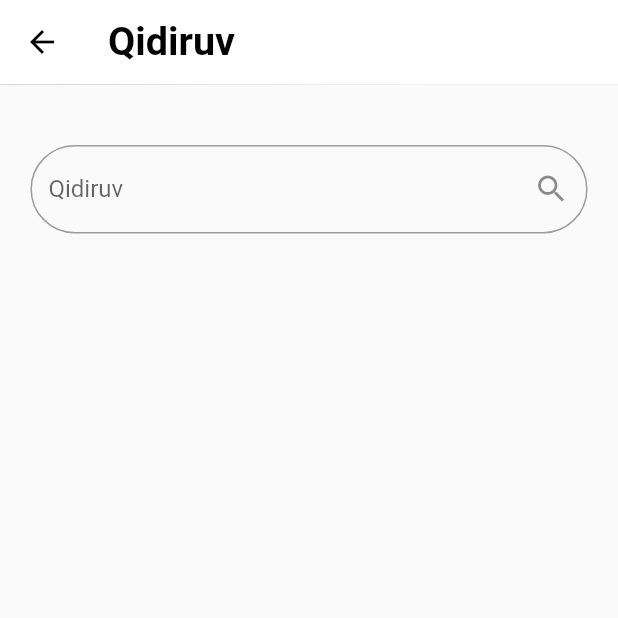
After one commit to said8811/registon, a Flutter app: the SearchTeacher screen opened by its route, on a phone screen of 412 x 824 dp, the top half of it. The commit adds this screen. Run offline on Flutter 3.47's test engine with Material 2 defaults, Android fonts, the phone set to English and light mode, and no system bars; our stand-ins replace bloc, carousel_slider, dio, easy_localization, equatable, flutter_bloc and 7 more; accounts and stored records are empty; network calls fail.

Commit message:
few changes

```diff
--- a/lib/data/repository/login_repo/login_repository.dart
+++ b/lib/data/repository/login_repo/login_repository.dart
@@ -1,10 +1,10 @@
 import 'package:registon/data/api/login_api_service/login_api_service.dart';
 import 'package:registon/data/models/app_response/app_response.dart';
 
-import '../../get_it.dart';
-
 class LoginRepository {
+  LoginRepository({required this.apiService});
+  LoginApiService apiService;
   Future<AppResponse> loginStudent(
           String user, String phone, String password) async =>
-      await getIt<LoginApiService>().loginRequest(user, phone, password);
+      apiService.loginRequest(user, phone, password);
 }
--- a/lib/main.dart
+++ b/lib/main.dart
@@ -26,7 +26,8 @@ void main() {
   );
   runApp(MultiBlocProvider(providers: [
     BlocProvider(
-      create: (context) => LoginCubit(repository: LoginRepository()),
+      create: (context) => LoginCubit(
+          repository: LoginRepository(apiService: LoginApiService())),
     ),
     BlocProvider(create: (context) => TabBoxCubit()),
     BlocProvider(
--- a/lib/screens/app_router.dart
+++ b/lib/screens/app_router.dart
@@ -1,6 +1,7 @@
 import 'package:flutter/material.dart';
 import 'package:registon/screens/login/login.dart';
 import 'package:registon/screens/on_boarding/on_boarding.dart';
+import 'package:registon/screens/search/search_teacher.dart';
 import 'package:registon/screens/splash/splash.dart';
 import 'package:registon/screens/tab_box/home/home_page.dart';
 import 'package:registon/screens/tab_box/profile/update_profile_screen.dart';
@@ -16,6 +17,7 @@ abstract class RouteName {
   static const profile = '/profile';
   static const home = '/home';
   static const noInternet = '/noInternet';
+  static const searchTeacher = '/searchTeacher';
   static const updateUser = '/updateUser';
   static const tabBoxStudent = '/tabBoxStudent';
   static const studentUpdate = '/studentUpdate';
@@ -32,6 +34,8 @@ class AppRoutes {
         return MaterialPageRoute(builder: (_) => const HomePage());
       case RouteName.login:
         return MaterialPageRoute(builder: (_) => const LoginPage());
+      case RouteName.searchTeacher:
+        return MaterialPageRoute(builder: (_) => const SearchTeacher());
       case RouteName.profile:
         return MaterialPageRoute(builder: (_) => const StudentProfileScreen());
       case RouteName.tabBoxStudent:
--- a/lib/screens/login/login.dart
+++ b/lib/screens/login/login.dart
@@ -213,7 +213,7 @@ class _LoginPageState extends State<LoginPage> {
                     onTap: () {
                       context.read<LoginCubit>().login(
                             index == 0 ? "teacher" : "student",
-                            "+${phoneController.text.trim()}",
+                            phoneController.text.trim(),
                             passwordController.text.trim(),
                           );
                     },
--- /dev/null
+++ b/lib/screens/search/search_teacher.dart
@@ -0,0 +1,42 @@
+import 'package:flutter/material.dart';
+import 'package:flutter/src/widgets/framework.dart';
+import 'package:flutter/src/widgets/placeholder.dart';
+import 'package:flutter_screenutil/flutter_screenutil.dart';
+
+class SearchTeacher extends StatefulWidget {
+  const SearchTeacher({super.key});
+
+  @override
+  State<SearchTeacher> createState() => _SearchTeacherState();
+}
+
+class _SearchTeacherState extends State<SearchTeacher> {
+  @override
+  Widget build(BuildContext context) {
+    return Scaffold(
+      appBar: AppBar(
+        elevation: 0.3,
+        backgroundColor: Colors.white,
+        title: Text(
+          "Qidiruv",
+          style: TextStyle(fontSize: 24.sp, fontWeight: FontWeight.bold),
+        ),
+      ),
+      body: Container(
+        padding: EdgeInsets.symmetric(horizontal: 20.r),
+        child: Column(
+          children: [
+            SizedBox(height: 40.h),
+            TextField(
+              decoration: InputDecoration(
+                  suffixIcon: const Icon(Icons.search),
+                  hintText: "Qidiruv",
+                  border: OutlineInputBorder(
+                      borderRadius: BorderRadius.circular(30.r))),
+            )
+          ],
+        ),
+      ),
+    );
+  }
+}
--- a/lib/screens/tab_box/profile/update_profile_screen.dart
+++ b/lib/screens/tab_box/profile/update_profile_screen.dart
@@ -2,8 +2,6 @@ import 'package:flutter/material.dart';
 import 'package:flutter_screenutil/flutter_screenutil.dart';
 import 'package:image_picker/image_picker.dart';
 import 'package:mask_text_input_formatter/mask_text_input_formatter.dart';
-
-import '../../../data/get_it.dart';
 import '../../../widgets/global_button.dart';
 import '../../../widgets/image_picker_service.dart';
 import '../../../widgets/phone_input_component.dart';
--- a/lib/screens/tab_box/student_tab_box.dart
+++ b/lib/screens/tab_box/student_tab_box.dart
@@ -10,8 +10,8 @@ class StudentTabBox extends StatelessWidget {
   @override
   Widget build(BuildContext context) {
     List pages = [
-      HomePage(),
-      StudentProfileScreen(),
+      const HomePage(),
+      const StudentProfileScreen(),
     ];
     return Scaffold(
       body: BlocBuilder<TabBoxCubit, int>(
--- a/lib/widgets/image_picker_service.dart
+++ b/lib/widgets/image_picker_service.dart
@@ -1,8 +1,6 @@
 import 'package:flutter/material.dart';
 import 'package:image_picker/image_picker.dart';
 import 'package:flutter_screenutil/flutter_screenutil.dart';
-
-import '../data/get_it.dart';
 
 class ImagePickerService {
   showPicker(context) async {
--- a/pubspec.yaml
+++ b/pubspec.yaml
@@ -48,7 +48,7 @@ dependencies:
   permission_handler: ^10.2.0
   photo_view: ^0.14.0
   shimmer: ^2.0.0
-  get_it: ^7.2.0
+  carousel_slider: ^4.2.1
   easy_localization: ^3.0.1
   email_validator: ^2.1.16
   equatable: ^2.0.5
```
Also changed, not shown: lib/data/get_it.dart (deleted, +0 -10 lines), lib/screens/tab_box/home/home_page.dart (+11 -54 lines), lib/screens/tab_box/home/widgets/teachers_widget.dart (added, +61 -0 lines), pubspec.lock.
